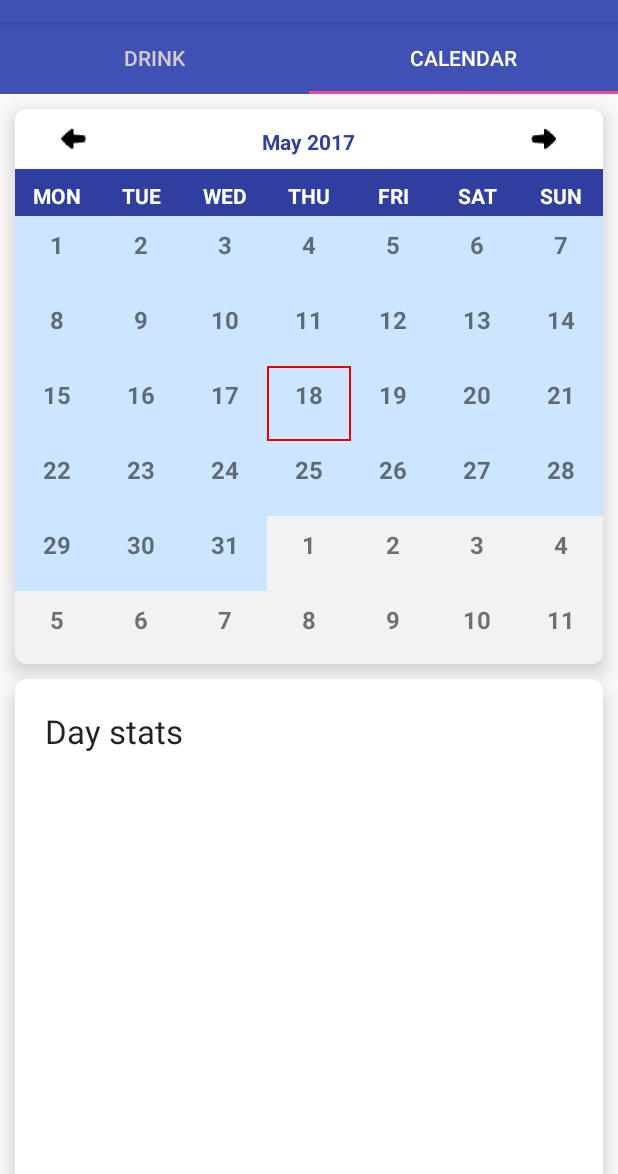
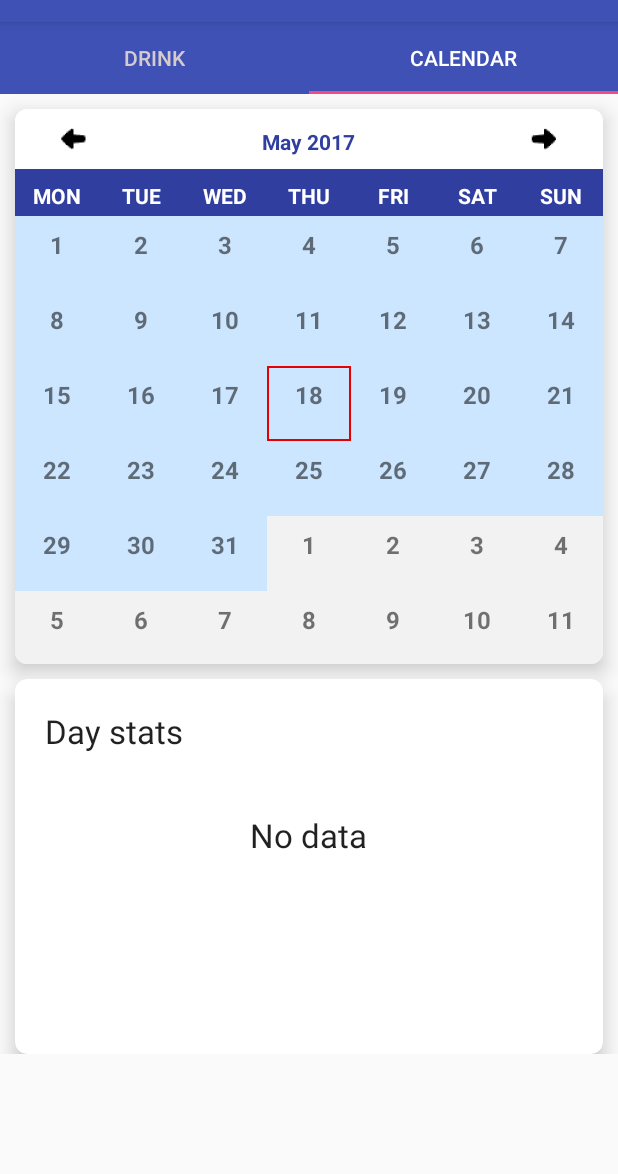
Before and after one commit to eligosoftware/watertime, an Android app: the screen it shows after launch (MainActivity), tab 2 chosen, on a phone screen of 412 x 824 dp, the part 62-1236 px from its top. Run offline under Robolectric (Android 15) with nearby library versions, the phone set to English and light mode, and no system bars.

Commit message:
Finished with calendar part

```diff
--- a/app/src/main/java/com/example/ilgarrasulov/watertime/CalendarFragment.java
+++ b/app/src/main/java/com/example/ilgarrasulov/watertime/CalendarFragment.java
@@ -7,6 +7,7 @@ import android.support.v7.widget.CardView;
 import android.support.v7.widget.LinearLayoutCompat;
 import android.support.v7.widget.LinearLayoutManager;
 import android.support.v7.widget.RecyclerView;
+import android.util.DisplayMetrics;
 import android.view.LayoutInflater;
 import android.view.View;
 import android.view.ViewGroup;
@@ -28,9 +29,9 @@ public class CalendarFragment extends Fragment implements CalendarClick {
 
     private RecyclerView mDrinksListRecyclerView;
     private DrinksAdapter mAdapter;
-
+    private Calendar cal;
     private CardView detailsCardView;
-
+    private TextView no_data_for_day;
 
     @Nullable
     @Override
@@ -46,12 +47,16 @@ public class CalendarFragment extends Fragment implements CalendarClick {
 
         mDrinksListRecyclerView.setNestedScrollingEnabled(false);
 
-        Calendar cal=Calendar.getInstance(Locale.ENGLISH);
+        cal=Calendar.getInstance(Locale.ENGLISH);
         mAdapter=new CalendarFragment.DrinksAdapter(new DatabaseQuery(getActivity()).getDrinkGlasses(cal.getTime()));
         mDrinksListRecyclerView.setAdapter(mAdapter);
 
+        detailsCardView=(CardView)view.findViewById(R.id.calendar_tab_day_details_card_view);
 
-        detailsCardView=(CardView)view.findViewById(R.id.calendar_tab_day_details_card_view);
+        no_data_for_day=(TextView) view.findViewById(R.id.no_data_for_day);
+        resizeDetailsCardView();
+
+
 
         return view;
     }
@@ -64,12 +69,28 @@ public class CalendarFragment extends Fragment implements CalendarClick {
     }
 
 
+
     private void resizeDetailsCardView(){
         LinearLayout.LayoutParams params= (LinearLayout.LayoutParams) detailsCardView.getLayoutParams();
-                params.height= 70+mAdapter.getItemCount()*40;
+
+
+        if(mAdapter.getItemCount()!=0){
+            params.height= dpToPx(100+mAdapter.getItemCount()*45);
+            no_data_for_day.setVisibility(View.GONE);
+            mDrinksListRecyclerView.setVisibility(View.VISIBLE);
+        }
+        else {
+            params.height= dpToPx(250);
+            no_data_for_day.setVisibility(View.VISIBLE);
+            mDrinksListRecyclerView.setVisibility(View.GONE);
+        }
         detailsCardView.setLayoutParams(params);
     }
 
+    public int dpToPx(int dp) {
+        DisplayMetrics displayMetrics = getContext().getResources().getDisplayMetrics();
+        return Math.round(dp * (displayMetrics.xdpi / DisplayMetrics.DENSITY_DEFAULT));
+    }
     private class DrinkHolder extends RecyclerView.ViewHolder{
 
         private TextView mTextView;
--- a/app/src/main/java/com/example/ilgarrasulov/watertime/MainActivity.java
+++ b/app/src/main/java/com/example/ilgarrasulov/watertime/MainActivity.java
@@ -25,6 +25,8 @@ import android.view.Menu;
 import android.view.MenuItem;
 
 import java.util.ArrayList;
+import java.util.Calendar;
+import java.util.Locale;
 
 public class MainActivity extends AppCompatActivity {
 
@@ -55,6 +57,7 @@ public class MainActivity extends AppCompatActivity {
             public void onTabSelected(TabLayout.Tab tab) {
                 viewPager.setCurrentItem(tab.getPosition());
                 if (tab.getPosition() == 1) {
+                    ((CalendarFragment)getSupportFragmentManager().getFragments().get(2)).onDayClicked(Calendar.getInstance(Locale.ENGLISH));
                     ((CalendarCustomView)getSupportFragmentManager().getFragments().get(2).getView().findViewById(R.id.custom_calendar)).updateData();
                 }
             }
--- a/app/src/main/res/layout/calendar_tab.xml
+++ b/app/src/main/res/layout/calendar_tab.xml
@@ -47,7 +47,7 @@
             android:layout_margin="20dp"
             android:layout_width="wrap_content"
             android:layout_height="wrap_content"
-            android:id="@+id/no_data_for_day"
+
             android:textAppearance="?android:textAppearanceLarge"
             android:text="@string/day_stats"/>
         <android.support.v7.widget.RecyclerView
@@ -56,7 +56,16 @@
             android:layout_width="match_parent"
             android:layout_height="wrap_content"
             ></android.support.v7.widget.RecyclerView>
+            <TextView
+                android:layout_margin="20dp"
+                android:layout_width="wrap_content"
+                android:layout_height="wrap_content"
+                android:id="@+id/no_data_for_day"
+                android:layout_gravity="center"
+                android:textAppearance="?android:textAppearanceLarge"
+                android:text="No data"/>
         </LinearLayout>
+
     </android.support.v7.widget.CardView>
 
 </LinearLayout>
```
